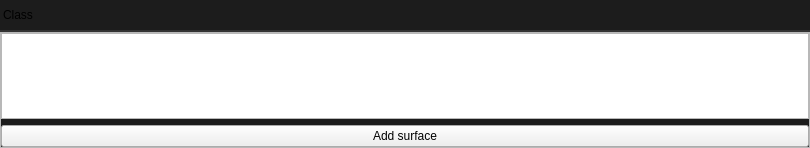
Before: the Qt Designer form smartprop_editor/properties_classes/filtersurface.ui in dertwist/Hammer5Tools, drawn with Qt 5.
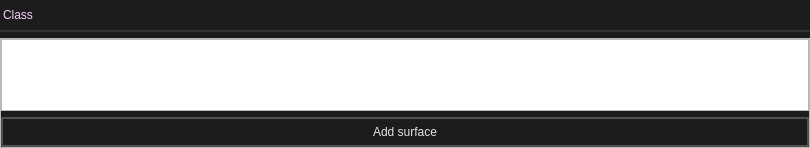
After: the same form once the commit is applied. Icons and pictures are not drawn.

What changed in the file:
```diff
--- a/smartprop_editor/properties_classes/filtersurface.ui
+++ b/smartprop_editor/properties_classes/filtersurface.ui
@@ -49,7 +49,7 @@
   </property>
   <layout class="QVBoxLayout" name="verticalLayout">
    <property name="spacing">
-    <number>0</number>
+    <number>6</number>
    </property>
    <property name="leftMargin">
     <number>0</number>
@@ -139,8 +139,7 @@
 background-color: rgba(255, 255, 255, 0);
 font: 8pt &quot;Segoe UI&quot;;
 padding-right: 16px;
-
-</string>
+color: rgb(247, 208, 255);</string>
           </property>
           <property name="text">
            <string>Class</string>
@@ -206,6 +205,38 @@
       </item>
       <item>
        <widget class="QPushButton" name="add_surface">
+        <property name="styleSheet">
+         <string notr="true">
+    /* QPushButton default and hover styles */
+    QPushButton {
+
+        font: 580 9pt &quot;Segoe UI&quot;;
+	
+
+        border: 2px solid black;
+        border-radius: 2px;
+        border-color: rgba(80, 80, 80, 255);
+        height:22px;
+        padding-top: 2px;
+        padding-bottom:2px;
+        padding-left: 4px;
+        padding-right: 4px;
+        color: #E3E3E3;
+        background-color: #1C1C1C;
+    }
+    QPushButton:hover {
+        background-color: #414956;
+        color: white;
+    }
+    QPushButton:pressed {
+        background-color: red;
+        background-color: #1C1C1C;
+        margin: 1 px;
+        margin-left: 2px;
+        margin-right: 2px;
+
+    }</string>
+        </property>
         <property name="text">
          <string>Add surface</string>
         </property>
```
Left out of the diff: 14 changed lines with no effect on the pictures.
